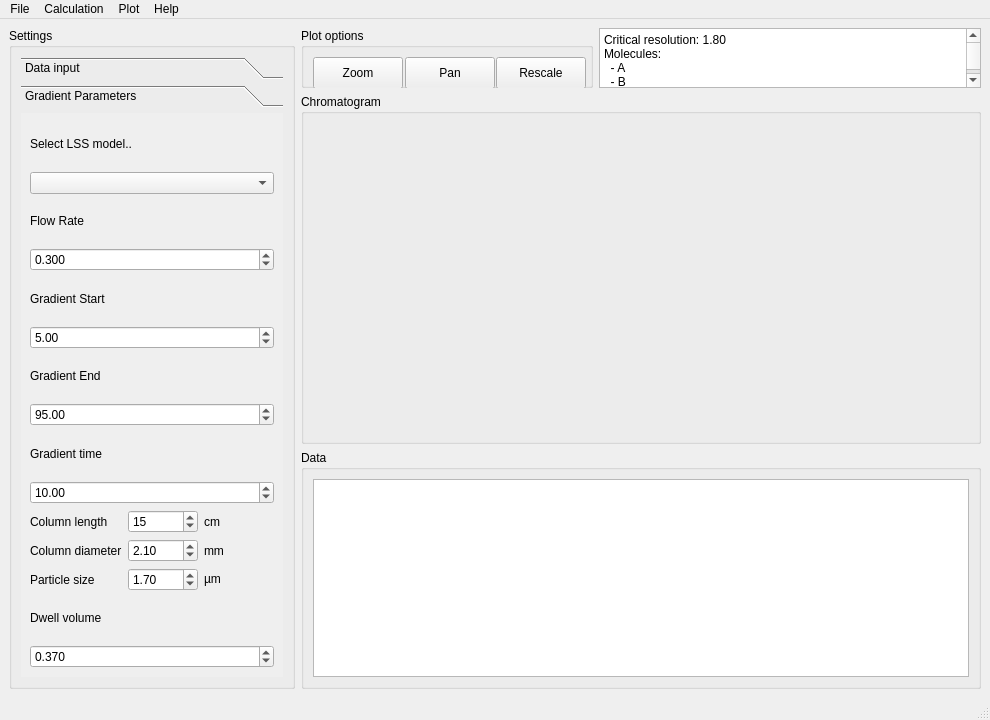
This is gui/mainwindow.ui in gmrandazzo/PyLSS as Qt 5 draws it before an edit. The edited form follows.
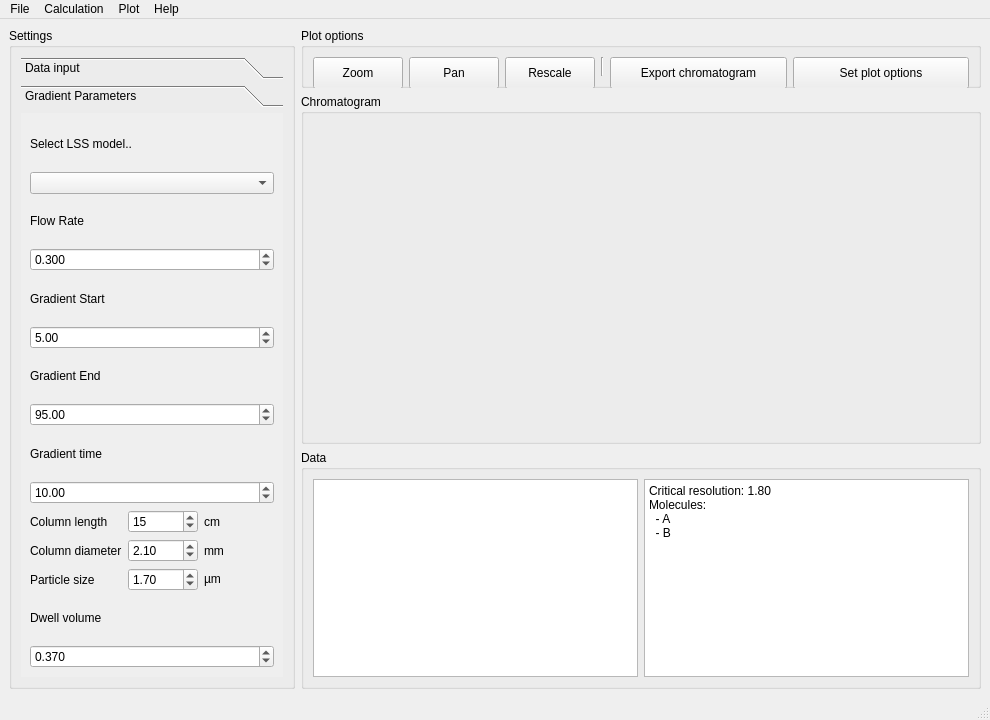
This is the edited form. The open tabs and pages were chosen to show the change.

Commit message: Added support to export chromatogram to CSV file

Patch:
```diff
--- a/gui/mainwindow.ui
+++ b/gui/mainwindow.ui
@@ -15,84 +15,6 @@
   </property>
   <widget class="QWidget" name="centralwidget">
    <layout class="QGridLayout" name="gridLayout_11">
-    <item row="0" column="1">
-     <widget class="QGroupBox" name="groupBox">
-      <property name="minimumSize">
-       <size>
-        <width>0</width>
-        <height>60</height>
-       </size>
-      </property>
-      <property name="maximumSize">
-       <size>
-        <width>292</width>
-        <height>60</height>
-       </size>
-      </property>
-      <property name="title">
-       <string>Plot options</string>
-      </property>
-      <layout class="QGridLayout" name="gridLayout_7">
-       <item row="0" column="0">
-        <widget class="QPushButton" name="zoomButton">
-         <property name="minimumSize">
-          <size>
-           <width>90</width>
-           <height>32</height>
-          </size>
-         </property>
-         <property name="maximumSize">
-          <size>
-           <width>90</width>
-           <height>32</height>
-          </size>
-         </property>
-         <property name="text">
-          <string>Zoom</string>
-         </property>
-        </widget>
-       </item>
-       <item row="0" column="1">
-        <widget class="QPushButton" name="panButton">
-         <property name="minimumSize">
-          <size>
-           <width>90</width>
-           <height>32</height>
-          </size>
-         </property>
-         <property name="maximumSize">
-          <size>
-           <width>90</width>
-           <height>32</height>
-          </size>
-         </property>
-         <property name="text">
-          <string>Pan</string>
-         </property>
-        </widget>
-       </item>
-       <item row="0" column="2">
-        <widget class="QPushButton" name="rescaleButton">
-         <property name="minimumSize">
-          <size>
-           <width>90</width>
-           <height>32</height>
-          </size>
-         </property>
-         <property name="maximumSize">
-          <size>
-           <width>90</width>
-           <height>32</height>
-          </size>
-         </property>
-         <property name="text">
-          <string>Rescale</string>
-         </property>
-        </widget>
-       </item>
-      </layout>
-     </widget>
-    </item>
     <item row="1" column="1" colspan="2">
      <widget class="QGroupBox" name="plotterBox">
       <property name="minimumSize">
@@ -410,35 +332,158 @@
        <item row="0" column="0">
         <widget class="QTableView" name="tableView"/>
        </item>
-      </layout>
-     </widget>
-    </item>
-    <item row="0" column="2">
-     <widget class="QPlainTextEdit" name="plainTextEdit">
-      <property name="minimumSize">
-       <size>
-        <width>240</width>
-        <height>60</height>
-       </size>
-      </property>
-      <property name="maximumSize">
-       <size>
-        <width>9999999</width>
-        <height>60</height>
-       </size>
-      </property>
-      <property name="readOnly">
-       <bool>true</bool>
-      </property>
-      <property name="plainText">
-       <string>Critical resolution: 1.80
+       <item row="0" column="1">
+        <widget class="QPlainTextEdit" name="plainTextEdit">
+         <property name="minimumSize">
+          <size>
+           <width>0</width>
+           <height>0</height>
+          </size>
+         </property>
+         <property name="maximumSize">
+          <size>
+           <width>9999999</width>
+           <height>16777215</height>
+          </size>
+         </property>
+         <property name="readOnly">
+          <bool>true</bool>
+         </property>
+         <property name="plainText">
+          <string>Critical resolution: 1.80
 Molecules: 
   - A
   - B</string>
+         </property>
+         <property name="overwriteMode">
+          <bool>true</bool>
+         </property>
+        </widget>
+       </item>
+      </layout>
+     </widget>
+    </item>
+    <item row="0" column="1" colspan="2">
+     <widget class="QGroupBox" name="groupBox">
+      <property name="minimumSize">
+       <size>
+        <width>0</width>
+        <height>60</height>
+       </size>
       </property>
-      <property name="overwriteMode">
-       <bool>true</bool>
+      <property name="maximumSize">
+       <size>
+        <width>16777215</width>
+        <height>60</height>
+       </size>
       </property>
+      <property name="title">
+       <string>Plot options</string>
+      </property>
+      <layout class="QGridLayout" name="gridLayout_7">
+       <item row="0" column="0">
+        <widget class="QPushButton" name="zoomButton">
+         <property name="minimumSize">
+          <size>
+           <width>90</width>
+           <height>32</height>
+          </size>
+         </property>
+         <property name="maximumSize">
+          <size>
+           <width>90</width>
+           <height>32</height>
+          </size>
+         </property>
+         <property name="text">
+          <string>Zoom</string>
+         </property>
+        </widget>
+       </item>
+       <item row="0" column="1">
+        <widget class="QPushButton" name="panButton">
+         <property name="minimumSize">
+          <size>
+           <width>90</width>
+           <height>32</height>
+          </size>
+         </property>
+         <property name="maximumSize">
+          <size>
+           <width>90</width>
+           <height>32</height>
+          </size>
+         </property>
+         <property name="text">
+          <string>Pan</string>
+         </property>
+        </widget>
+       </item>
+       <item row="0" column="2">
+        <widget class="QPushButton" name="rescaleButton">
+         <property name="minimumSize">
+          <size>
+           <width>90</width>
+           <height>32</height>
+          </size>
+         </property>
+         <property name="maximumSize">
+          <size>
+           <width>90</width>
+           <height>32</height>
+          </size>
+         </property>
+         <property name="text">
+          <string>Rescale</string>
+         </property>
+        </widget>
+       </item>
+       <item row="0" column="3">
+        <widget class="Line" name="line">
+         <property name="orientation">
+          <enum>Qt::Vertical</enum>
+         </property>
+        </widget>
+       </item>
+       <item row="0" column="4">
+        <widget class="QPushButton" name="exportchromatogramButton">
+         <property name="minimumSize">
+          <size>
+           <width>90</width>
+           <height>32</height>
+          </size>
+         </property>
+         <property name="maximumSize">
+          <size>
+           <width>999999</width>
+           <height>32</height>
+          </size>
+         </property>
+         <property name="text">
+          <string>Export chromatogram</string>
+         </property>
+        </widget>
+       </item>
+       <item row="0" column="5">
+        <widget class="QPushButton" name="setplotoptionsButton">
+         <property name="minimumSize">
+          <size>
+           <width>90</width>
+           <height>32</height>
+          </size>
+         </property>
+         <property name="maximumSize">
+          <size>
+           <width>9999999</width>
+           <height>32</height>
+          </size>
+         </property>
+         <property name="text">
+          <string>Set plot options</string>
+         </property>
+        </widget>
+       </item>
+      </layout>
      </widget>
     </item>
    </layout>
```
Left out of the diff: 4 changed lines with no effect on the pictures. The commit also changes 4 other files.
